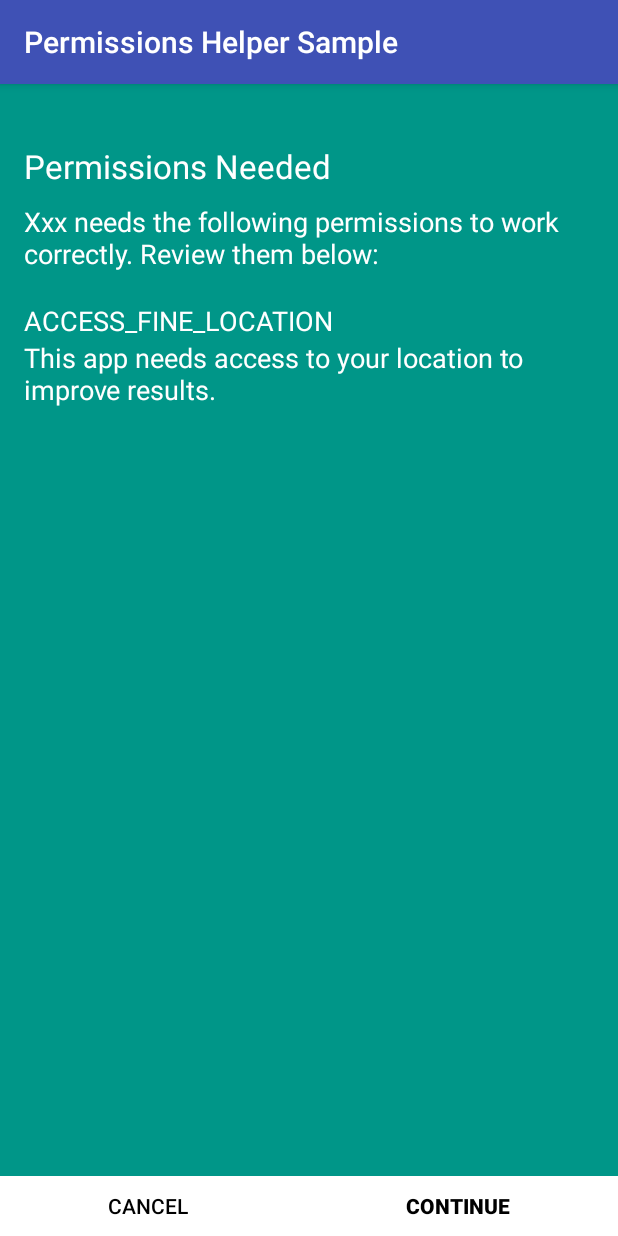
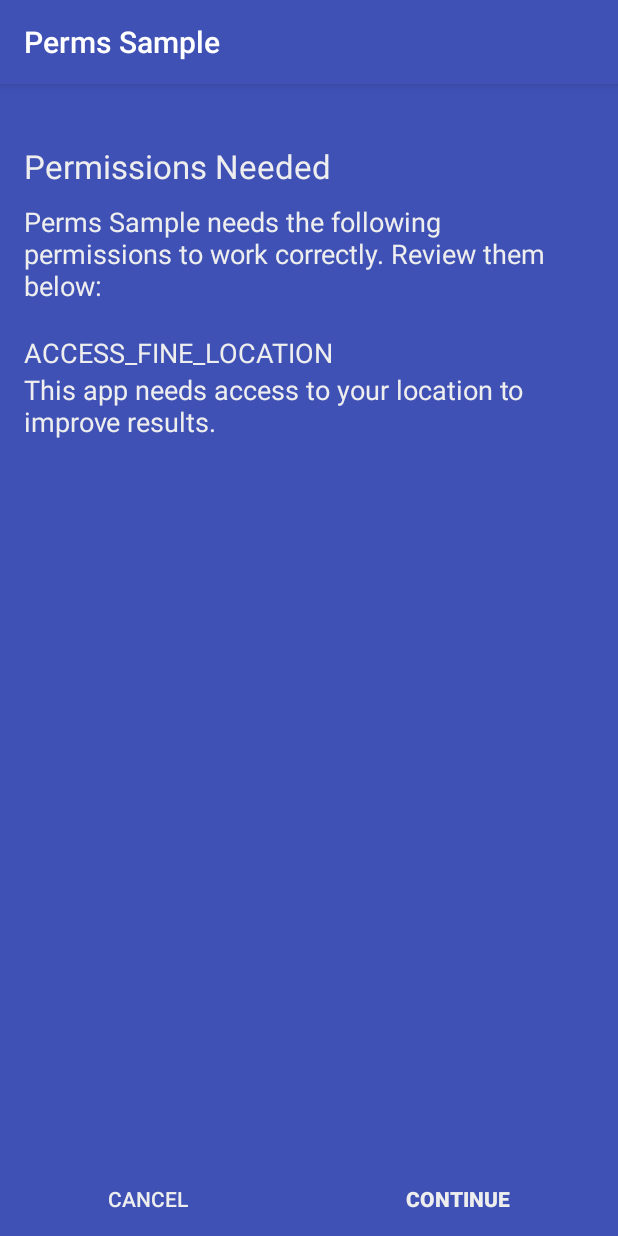
Before and after one commit to rammadogs/Permissions-Helper, an Android app: the screen it shows after launch (PermissionsFlowActivity), after a tap on "SAMPLE LOCATION PERMISSION", on a phone screen of 412 x 824 dp. Run offline under Robolectric (Android 15) with nearby library versions, the phone set to English and light mode, and no system bars.

Commit message:
Added a bunch of custom color support. You can now change the color of the background, button bar, text, status bar, navigation bar, and also set whether the status bar is light or dark (for when you set your status bar color to a light color).

```diff
--- a/library/build.gradle
+++ b/library/build.gradle
@@ -8,7 +8,7 @@ android {
     buildToolsVersion "23.0.2"
 
     defaultConfig {
-        minSdkVersion 23
+        minSdkVersion 16
         targetSdkVersion 23
         versionCode 1
         versionName "0.1"
--- a/library/src/main/java/com/amqtech/permissions/helper/objects/PermissionsFlow.java
+++ b/library/src/main/java/com/amqtech/permissions/helper/objects/PermissionsFlow.java
@@ -1,7 +1,9 @@
 package com.amqtech.permissions.helper.objects;
 
+import android.annotation.TargetApi;
 import android.content.Context;
 import android.content.Intent;
+import android.graphics.Color;
 import android.support.annotation.NonNull;
 
 import com.amqtech.permissions.helper.ui.activity.PermissionsFlowActivity;
@@ -11,7 +13,13 @@ import java.io.Serializable;
 public class PermissionsFlow implements Serializable {
 
     public static final String PERMISSIONS = "com.amqtech.permissions.helper.PERMISSIONS";
-    public static final String PERMISSIONS_FLOW = "com.amqtech.permissions.helper.PERMISSIONS_FLOW";
+    public static final String BG_COLOR = "background_color";
+    public static final String BAR_COLOR = "bar_color";
+    public static final String TEXT_COLOR = "text_color";
+    public static final String STATUS_BAR_COLOR = "status_bar_color";
+    public static final String NAVIGATION_BAR_COLOR = "nav_bar_color";
+    public static final String LIGHT_STATUS_BAR = "light_status_bar";
+    public static String APP_NAME = "";
 
     public static PermissionsFlow permissionsFlow;
 
@@ -20,11 +28,27 @@ public class PermissionsFlow implements Serializable {
     public PermissionFlowCallback callback;
     private Context launchContext;
 
+    private int bgColor = Color.parseColor("#009688");
+    private int barColor = Color.parseColor("#009688");
+    private int textColor = Color.parseColor("#ffffff");
+    private int statusBarColor = Color.parseColor("#007065");
+    private int navBarColor = Color.parseColor("#007065");
+    private boolean lightStatusBar = false;
+
     /**
      * Default Constructor
      */
     public PermissionsFlow(Context context) {
         this.launchContext = context;
+    }
+
+    /**
+     * Stores the app name to be applied in the activity.
+     * @param appName the app name.
+     */
+    public PermissionsFlow withAppName(@NonNull String appName) {
+        APP_NAME = appName;
+        return this;
     }
 
     /**
@@ -55,6 +79,64 @@ public class PermissionsFlow implements Serializable {
         void onPermissionDenied(Permission permission);
     }
 
+    /**
+     * Stores a color resource to change the background color of the permissions activity.
+     *
+     * @param color the background color.
+     */
+    public PermissionsFlow setBackgroundColor(int color) {
+        bgColor = color;
+        return this;
+    }
+
+    /**
+     * Stores a color resource to change the bar color on the permissions activity.
+     *
+     * @param color the bar color.
+     */
+    public PermissionsFlow setBarColor(int color) {
+        barColor = color;
+        return this;
+    }
+
+    /**
+     * Stores a color resource to change the text color on the permissions activity.
+     *
+     * @param color the text color.
+     */
+    public PermissionsFlow setTextColor(int color) {
+        textColor = color;
+        return this;
+    }
+
+    /**
+     * Stores a color resource to change the status bar color on the permissions activity.
+     *
+     * @param color the status bar color.
+     */
+    @TargetApi(21)
+    public PermissionsFlow setStatusBarColor(int color) {
+        statusBarColor = color;
+        return this;
+    }
+
+    /**
+     * Stores a a color resource to change the navigation bar color on the permissions activity.
+     *
+     * @param color the nav bar color.
+     */
+    @TargetApi(21)
+    public PermissionsFlow setNavBarColor(int color) {
+        navBarColor = color;
+        return this;
+    }
+
+    @TargetApi(23)
+    public PermissionsFlow isStatusBarLight(boolean value) {
+        lightStatusBar = value;
+        return this;
+    }
+
     /*
      * Launches the permissions flow activity.
      */
@@ -65,6 +147,11 @@ public class PermissionsFlow implements Serializable {
             permissionsFlow = this;
             Intent permissionActivity = new Intent(launchContext, PermissionsFlowActivity.class);
             permissionActivity.putExtra(PERMISSIONS, permissions);
+            permissionActivity.putExtra(BG_COLOR, bgColor);
+            permissionActivity.putExtra(BAR_COLOR, barColor);
+            permissionActivity.putExtra(TEXT_COLOR, textColor);
+            permissionActivity.putExtra(STATUS_BAR_COLOR, statusBarColor);
+            permissionActivity.putExtra(NAVIGATION_BAR_COLOR, navBarColor);
             permissionActivity.addFlags(Intent.FLAG_ACTIVITY_NEW_TASK);
             launchContext.startActivity(permissionActivity);
         }
--- a/library/src/main/java/com/amqtech/permissions/helper/ui/activity/PermissionsFlowActivity.java
+++ b/library/src/main/java/com/amqtech/permissions/helper/ui/activity/PermissionsFlowActivity.java
@@ -1,6 +1,10 @@
 package com.amqtech.permissions.helper.ui.activity;
 
+import android.annotation.SuppressLint;
+import android.annotation.TargetApi;
 import android.content.pm.PackageManager;
+import android.graphics.Color;
+import android.os.Build;
 import android.os.Bundle;
 import android.support.annotation.NonNull;
 import android.support.v7.app.AppCompatActivity;
@@ -8,8 +12,12 @@ import android.support.v7.widget.LinearLayoutManager;
 import android.support.v7.widget.RecyclerView;
 import android.util.Log;
 import android.view.View;
+import android.view.Window;
+import android.view.WindowManager;
 import android.widget.Button;
-import android.widget.Toast;
+import android.widget.LinearLayout;
+import android.widget.RelativeLayout;
+import android.widget.TextView;
 
 import com.amqtech.permissions.helper.R;
 import com.amqtech.permissions.helper.objects.Permission;
@@ -21,21 +29,54 @@ public class PermissionsFlowActivity extends AppCompatActivity {
     private static final int PERM_REQUEST_CODE = 42;
 
     private Permission[] permissions;
-    private RecyclerView recyclerView;
-    private PermissionsFlowAdapter permissionsFlowAdapter;
-    private RecyclerView.LayoutManager layoutManager;
 
-
+    @TargetApi(Build.VERSION_CODES.LOLLIPOP)
+    @SuppressWarnings("ConstantConditions")
+    @SuppressLint("SetTextI18n")
     @Override
     protected void onCreate(Bundle savedInstanceState) {
         super.onCreate(savedInstanceState);
         permissions = (Permission[]) getIntent().getExtras().getSerializable(PermissionsFlow.PERMISSIONS);
-        if(permissions == null || permissions.length == 0) throw new RuntimeException("No permissions!");
+
+        if (permissions == null || permissions.length == 0)
+            throw new RuntimeException("No permissions!");
+
+        Window window = this.getWindow();
+        window.clearFlags(WindowManager.LayoutParams.FLAG_TRANSLUCENT_STATUS);
+        window.addFlags(WindowManager.LayoutParams.FLAG_DRAWS_SYSTEM_BAR_BACKGROUNDS);
+        window.addFlags(WindowManager.LayoutParams.FLAG_DRAWS_SYSTEM_BAR_BACKGROUNDS);
+        window.setStatusBarColor(darkenColor(getIntent().getExtras().getInt(PermissionsFlow.STATUS_BAR_COLOR), 0.8f));
+        window.setNavigationBarColor(darkenColor(getIntent().getExtras().getInt(PermissionsFlow.NAVIGATION_BAR_COLOR), 0.8f));
+
+        if (getIntent().getExtras().getBoolean(PermissionsFlow.LIGHT_STATUS_BAR)) {
+            if (Build.VERSION.SDK_INT >= Build.VERSION_CODES.M) {
+                getWindow().getDecorView().setSystemUiVisibility(
+                        View.SYSTEM_UI_FLAG_LIGHT_STATUS_BAR);
+            }
+        }
+
         setContentView(R.layout.activity_permissions_flow);
-        recyclerView = (RecyclerView) findViewById(R.id.perms_rv);
+
+        TextView infoTV = (TextView) findViewById(R.id.perms_flow_info);
+        infoTV.setText(PermissionsFlow.APP_NAME
+                + " " + getResources().getString(R.string.perms_static_info));
+        infoTV.setTextColor(getIntent().getExtras().getInt(PermissionsFlow.TEXT_COLOR));
+
+        RelativeLayout rel = (RelativeLayout) findViewById(R.id.perms_bg);
+        rel.setBackgroundColor(getIntent().getExtras().getInt(PermissionsFlow.BG_COLOR));
+
+        LinearLayout ll = (LinearLayout) findViewById(R.id.button_bar);
+        ll.setBackgroundColor(getIntent().getExtras().getInt(PermissionsFlow.BAR_COLOR));
+
+        TextView header = (TextView) findViewById(R.id.perms_flow_header);
+        header.setTextColor(getIntent().getExtras().getInt(PermissionsFlow.TEXT_COLOR));
+
+        RecyclerView recyclerView = (RecyclerView) findViewById(R.id.perms_rv);
         recyclerView.setHasFixedSize(true);
-        permissionsFlowAdapter = new PermissionsFlowAdapter(permissions);
-        layoutManager = new LinearLayoutManager(this);
+
+        PermissionsFlowAdapter permissionsFlowAdapter = new PermissionsFlowAdapter(permissions,
+                getIntent().getExtras().getInt(PermissionsFlow.TEXT_COLOR));
+        RecyclerView.LayoutManager layoutManager = new LinearLayoutManager(this);
         recyclerView.setLayoutManager(layoutManager);
         recyclerView.setAdapter(permissionsFlowAdapter);
 
@@ -48,32 +89,32 @@ public class PermissionsFlowActivity extends AppCompatActivity {
                 finish();
             }
         });
+        cancel.setTextColor(getIntent().getExtras().getInt(PermissionsFlow.TEXT_COLOR));
 
         next.setOnClickListener(new View.OnClickListener() {
+            @TargetApi(Build.VERSION_CODES.M)
             @Override
             public void onClick(View view) {
-
-                Toast.makeText(getBaseContext(), "Hi", Toast.LENGTH_SHORT).show();
-
                 String[] permissionNames = new String[permissions.length];
-
                 for(int i = 0; i < permissions.length; i++) {
                     permissionNames[i] = permissions[i].getPermissions().getPermission();
                 }
-
                 requestPermissions(permissionNames, PERM_REQUEST_CODE);
-
             }
         });
+        next.setTextColor(getIntent().getExtras().getInt(PermissionsFlow.TEXT_COLOR));
     }
 
     @Override
     public void onRequestPermissionsResult(int requestCode, @NonNull String permissions[], @NonNull int[] grantResults) {
         Log.d("Log", "onRequestPermissionsResult()");
         for(int i = 0; i < permissions.length; i++) {
-            if(grantResults[i] == PackageManager.PERMISSION_GRANTED) PermissionsFlow.permissionsFlow.callback.onPermissionGranted(getMatchingPermission(permissions[i]));
-            else if(grantResults[i] == PackageManager.PERMISSION_DENIED) PermissionsFlow.permissionsFlow.callback.onPermissionDenied(getMatchingPermission(permissions[i]));
+            if (grantResults[i] == PackageManager.PERMISSION_GRANTED)
+                PermissionsFlow.permissionsFlow.callback.onPermissionGranted(getMatchingPermission(permissions[i]));
+            else if (grantResults[i] == PackageManager.PERMISSION_DENIED)
+                PermissionsFlow.permissionsFlow.callback.onPermissionDenied(getMatchingPermission(permissions[i]));
         }
+        finish();
     }
 
     private Permission getMatchingPermission(String permissionName) {
@@ -84,4 +125,18 @@ public class PermissionsFlowActivity extends AppCompatActivity {
         return null;
     }
 
+    /**
+     * Darkens a color based on the float value entered.
+     *
+     * @param color  your color int.
+     * @param factor 0.1 = 90% dark; 0.9 = 10% dark.
+     * @return Color int.
+     */
+    public static int darkenColor(int color, float factor) {
+        float[] hsv = new float[3];
+        Color.colorToHSV(color, hsv);
+        hsv[2] *= factor;
+        return Color.HSVToColor(hsv);
+    }
+
 }
--- a/library/src/main/java/com/amqtech/permissions/helper/ui/adapter/PermissionsFlowAdapter.java
+++ b/library/src/main/java/com/amqtech/permissions/helper/ui/adapter/PermissionsFlowAdapter.java
@@ -17,8 +17,11 @@ public class PermissionsFlowAdapter extends RecyclerView.Adapter<PermissionsFlow
 
     private final Permission[] permissions;
 
-    public PermissionsFlowAdapter(Permission[] permissions) {
+    private int mColor;
+
+    public PermissionsFlowAdapter(Permission[] permissions, int color) {
         this.permissions = permissions;
+        this.mColor = color;
     }
 
     @Override
@@ -48,6 +51,9 @@ public class PermissionsFlowAdapter extends RecyclerView.Adapter<PermissionsFlow
             super(itemView);
             permissionName = (TextView) itemView.findViewById(R.id.permission_name);
             permissionDesc = (TextView) itemView.findViewById(R.id.permission_desc);
+
+            permissionName.setTextColor(mColor);
+            permissionDesc.setTextColor(mColor);
         }
 
     }
--- a/library/src/main/res/layout/activity_permissions_flow.xml
+++ b/library/src/main/res/layout/activity_permissions_flow.xml
@@ -8,10 +8,12 @@
     tools:context="com.amqtech.permissions.helper.ui.activity.PermissionsFlowActivity">
 
     <RelativeLayout
+        android:id="@+id/perms_bg"
         android:layout_width="match_parent"
         android:layout_height="match_parent"
         android:background="@color/perms_flow_bgcolor"
-        android:paddingTop="@dimen/perms_flow_pdn_top">
+        android:paddingTop="@dimen/perms_flow_pdn_top"
+        tools:ignore="RtlHardcoded">
 
         <TextView
             android:id="@+id/perms_flow_header"
@@ -22,13 +24,12 @@
             android:textColor="@color/txt_clr_white"
             android:paddingLeft="@dimen/perms_flow_left_padding"
             android:paddingRight="@dimen/perms_flow_right_padding"
-            android:paddingBottom="@dimen/header_btm_padding"/>
+            android:paddingBottom="@dimen/header_btm_padding" />
 
         <TextView
             android:id="@+id/perms_flow_info"
             android:layout_width="wrap_content"
             android:layout_height="wrap_content"
-            android:text="@string/perms_static_info"
             android:textSize="@dimen/info_font_size"
             android:textColor="@color/txt_clr_white"
             android:paddingBottom="@dimen/info_btm_padding"
@@ -46,12 +47,13 @@
             android:layout_below="@id/perms_flow_info"/>
 
         <LinearLayout
+            android:id="@+id/button_bar"
             android:orientation="horizontal"
             android:layout_width="match_parent"
-            android:layout_height="40dp"
+            android:layout_height="50dp"
             android:layout_alignParentBottom="true"
             android:gravity="center"
-            android:background="@color/txt_clr_white">
+            android:background="@color/perms_flow_bgcolor">
 
             <Button
                 style="?android:attr/buttonBarButtonStyle"
@@ -62,7 +64,7 @@
                 android:text="@string/cancel"
                 android:textAlignment="center"
                 android:layout_weight="1"
-                android:textColor="#000000" />
+                android:textColor="#eee" />
 
             <Button
                 style="?android:attr/buttonBarButtonStyle"
@@ -74,7 +76,7 @@
                 android:textAlignment="center"
                 android:textStyle="bold"
                 android:layout_weight="1"
-                android:textColor="#000000" />
+                android:textColor="#fff" />
 
         </LinearLayout>
 
--- a/library/src/main/res/values/colors.xml
+++ b/library/src/main/res/values/colors.xml
@@ -1,5 +1,6 @@
 <?xml version="1.0" encoding="utf-8"?>
 <resources>
     <color name="perms_flow_bgcolor">#009688</color>
+    <color name="perms_flow_bgcolor_dark">#007065</color>
     <color name="txt_clr_white">#ffffff</color>
 </resources>
--- a/library/src/main/res/values/strings.xml
+++ b/library/src/main/res/values/strings.xml
@@ -1,7 +1,7 @@
 <resources>
     <string name="app_name">Permissions Helper</string>
     <string name="perms_static_header">Permissions Needed</string>
-    <string name="perms_static_info"><![CDATA[Xxx needs the following permissions to work correctly. Review them below:]]></string>
+    <string name="perms_static_info">needs the following permissions to work correctly. Review them below:</string>
     <string name="cancel">Cancel</string>
     <string name="contnu">Continue</string>
 </resources>
--- a/sample/build.gradle
+++ b/sample/build.gradle
@@ -6,7 +6,7 @@ android {
 
     defaultConfig {
         applicationId "com.amqtech.permissions.sample"
-        minSdkVersion 23
+        minSdkVersion 16
         targetSdkVersion 23
         versionCode 1
         versionName "1.0"
--- a/sample/src/main/java/com/amqtech/permissions/sample/MainActivity.java
+++ b/sample/src/main/java/com/amqtech/permissions/sample/MainActivity.java
@@ -1,5 +1,6 @@
 package com.amqtech.permissions.sample;
 
+import android.graphics.Color;
 import android.os.Bundle;
 import android.support.v7.app.AppCompatActivity;
 import android.view.View;
@@ -19,22 +20,26 @@ public class MainActivity extends AppCompatActivity {
 
     public void launchLocationPermsFlow(View view) {
         new PermissionsFlow(getBaseContext())
+                .withAppName(getResources().getString(R.string.app_name))
                 .withPermissions(new Permission(Permissions.ACCESS_FINE_LOCATION, "This app needs access to your location to improve results."))
                 .withPermissionFlowCallback(new PermissionsFlow.PermissionFlowCallback() {
                     @Override
                     public void onPermissionGranted(Permission permission) {
-                        // I want to show a toast here
                         // if the permission was granted
-                        AndroidHelper.shortToast(getBaseContext(), "Permission "+ permission.getPermissionName() + " granted!");
+                        AndroidHelper.shortToast(getBaseContext(), "Permission " + permission.getPermissionName() + " granted!");
                     }
 
                     @Override
                     public void onPermissionDenied(Permission permission) {
-                        // I want to show a toast here
                         // if the permission was denied
-                        AndroidHelper.shortToast(getBaseContext(), "Permission" + permission.getPermissionName() + "denied!");
+                        AndroidHelper.shortToast(getBaseContext(), "Permission " + permission.getPermissionName() + " denied!");
                     }
                 })
+                .setBackgroundColor(Color.parseColor("#3F51B5"))
+                .setBarColor(Color.parseColor("#3F51B5"))
+                .setTextColor(Color.parseColor("#EEEEEE"))
+                .setStatusBarColor(Color.parseColor("#3F51B5"))
+                .setNavBarColor(Color.parseColor("#3F51B5"))
                 .launch();
     }
 
@@ -53,7 +58,7 @@ public class MainActivity extends AppCompatActivity {
                     public void onPermissionDenied(Permission permission) {
                         // I want to show a toast here
                         // if the permission was denied
-                        AndroidHelper.shortToast(getBaseContext(), "Permission" + permission.getPermissionName() + "denied!");
+                        AndroidHelper.shortToast(getBaseContext(), "Permission " + permission.getPermissionName() + " denied!");
                     }
                 })
                 .launch();
@@ -78,7 +83,7 @@ public class MainActivity extends AppCompatActivity {
                     public void onPermissionDenied(Permission permission) {
                         // I want to show a toast here
                         // if the permission was denied
-                        AndroidHelper.shortToast(getBaseContext(), "Permission" + permission.getPermissionName() + "denied!");
+                        AndroidHelper.shortToast(getBaseContext(), "Permission " + permission.getPermissionName() + " denied!");
                     }
                 })
                 .launch();
--- a/sample/src/main/res/values/strings.xml
+++ b/sample/src/main/res/values/strings.xml
@@ -1,5 +1,5 @@
 <resources>
-    <string name="app_name">Permissions Helper Sample</string>
+    <string name="app_name">Perms Sample</string>
     <string name="launch_tip">Sample Location Permission</string>
     <string name="launch_tip2">Sample Contacts Permission</string>
     <string name="launch_tip3">Sample Multiple Permissions</string>
```
